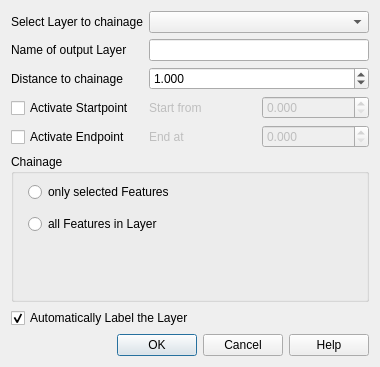
First picture: the form in qchainage_dialog_widget.ui, repository mach0/qchainage, before the edit.
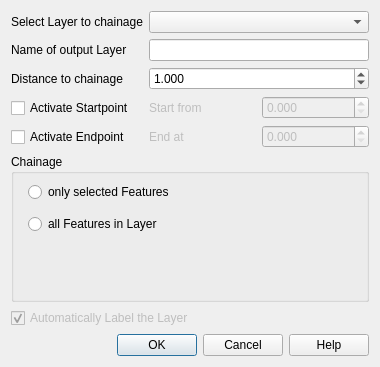
Second picture: the form after the edit.

```diff
--- a/qchainage_dialog_widget.ui
+++ b/qchainage_dialog_widget.ui
@@ -192,6 +192,9 @@
    </item>
    <item row="6" column="0" colspan="2">
     <widget class="QCheckBox" name="autoLabelCheckBox">
+     <property name="enabled">
+      <bool>false</bool>
+     </property>
      <property name="text">
       <string>Automatically Label the Layer</string>
      </property>
```
Left out of the diff: 38 changed lines with no effect on the pictures.
